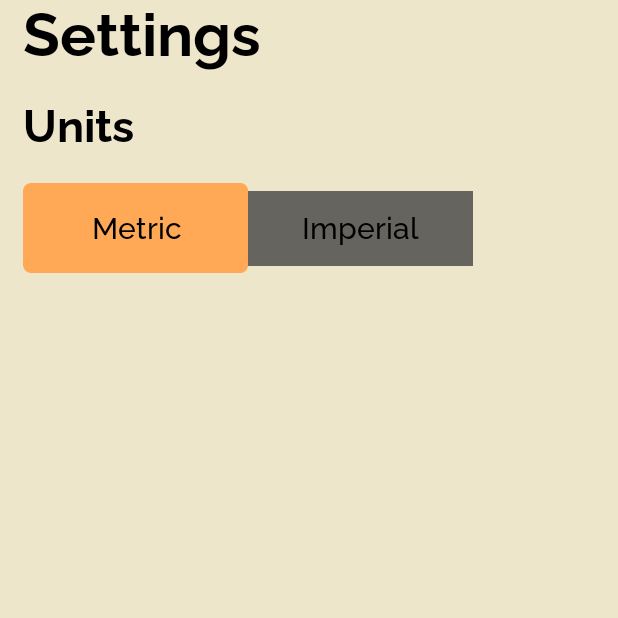
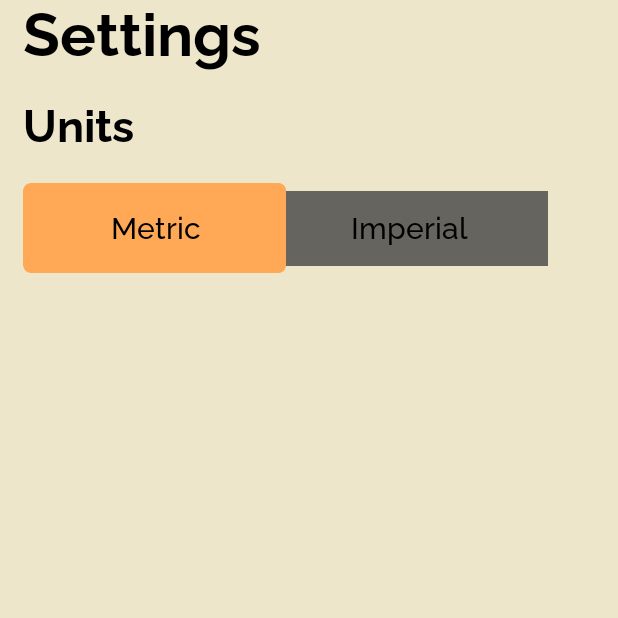
Before and after one commit to agaperra/Weather-Forecast, an Android app built with Jetpack Compose: the PreferencesScreen screen opened through its navigation route, on a phone screen of 412 x 824 dp, the top half of it. Run offline under Robolectric (Android 15) with nearby library versions, the phone set to English and light mode, and no system bars; our stand-ins replace Dagger/Hilt's generated code, Timber, accompanist; missing, so only their content is drawn: PermissionRequired; 1 statement that could not run was skipped.

Commit message:
изменение внешнего вида переключателя настроек

```diff
--- a/app/src/main/java/com/agaperra/weatherforecast/presentation/screens/settings/SettingsItem.kt
+++ b/app/src/main/java/com/agaperra/weatherforecast/presentation/screens/settings/SettingsItem.kt
@@ -46,8 +46,8 @@ fun SettingsItem(
             animationSpec = animationSpec
         )
 
-    val trackWidth = 300.dp
-    val thumbWidth = 150.dp
+    val trackWidth = 350.dp
+    val thumbWidth = 175.dp
     val thumbHeightMax = 60.dp
 
     val minBound = 0f
@@ -94,9 +94,10 @@ fun SettingsItem(
 
             Row(
                 modifier = Modifier
-                    .width(300.dp)
+                    .width(350.dp)
                     .height(50.dp)
-                    .background(Color.DarkGray.copy(0.8f)),
+                    .background(Color.DarkGray.copy(0.8f))
+                    .padding(10.dp),
                 horizontalArrangement = Arrangement.Center,
                 verticalAlignment = Alignment.CenterVertically
             ) {
```
